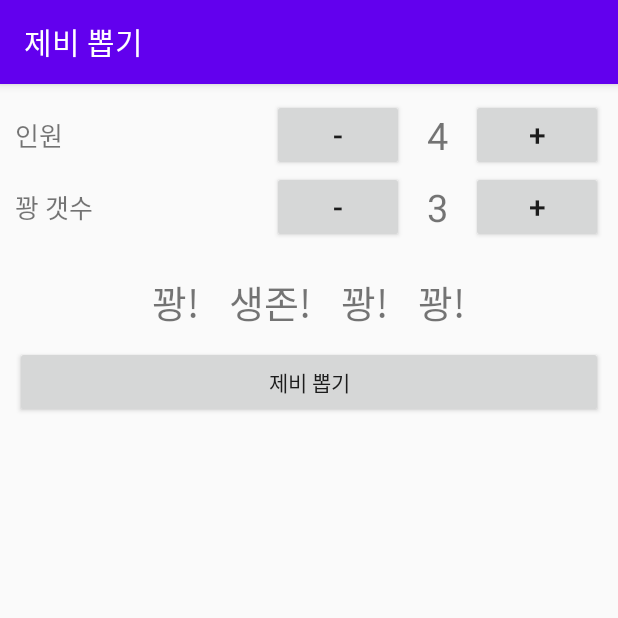
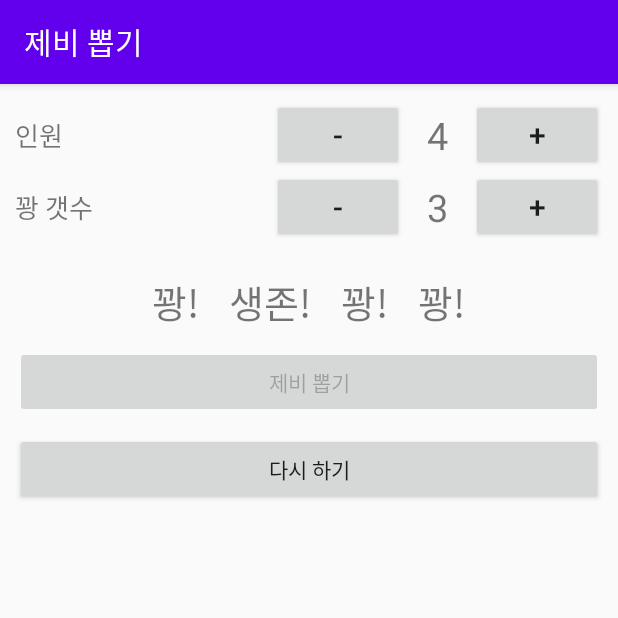
Before and after one commit to 4Namuproject/TestYourLuck, an Android app: the LotsActivity screen opened directly, with no data from a screen before it, after a tap on "제비 뽑기", on a phone screen of 412 x 824 dp, the top half of it. Run offline under Robolectric (Android 15) with nearby library versions, the phone set to English and light mode, and no system bars.

Commit message:
제비뽑기 기능 마무리

```diff
--- a/app/src/main/java/kr/co/namu/testyourluck/LotsActivity.kt
+++ b/app/src/main/java/kr/co/namu/testyourluck/LotsActivity.kt
@@ -185,6 +185,28 @@ class LotsActivity : AppCompatActivity() {
             }
             Log.d("추첨결과", resultList.size.toString())
 
+//            다시 하기 버튼만 누를수 있도록
+            replayBtn.isEnabled = true
+            testLuckBtn.isEnabled = false
+
+
+        }
+
+//        다시하기 버튼 처리
+        replayBtn.setOnClickListener {
+//            모든 텍스트뷰를 다시 1번 ~ 5번 으로 문구 변경
+
+            for (i in luckList.indices) {
+                val luckTxt = luckList[i]
+
+                luckTxt.text = "${i+1}번"
+
+            }
+
+//            다시 하기 비활성화
+            replayBtn.isEnabled = false
+//            제비 뽑기 버튼 활성화
+            testLuckBtn.isEnabled = true
 
         }
 
--- a/app/src/main/res/layout/activity_lots.xml
+++ b/app/src/main/res/layout/activity_lots.xml
@@ -147,5 +147,13 @@
         android:layout_height="wrap_content"
         android:text="제비 뽑기" />
 
+    <Button
+        android:id="@+id/replayBtn"
+        android:layout_marginTop="10dp"
+        android:layout_width="match_parent"
+        android:layout_height="wrap_content"
+        android:enabled="false"
+        android:text="다시 하기" />
+
 
 </LinearLayout>
```
